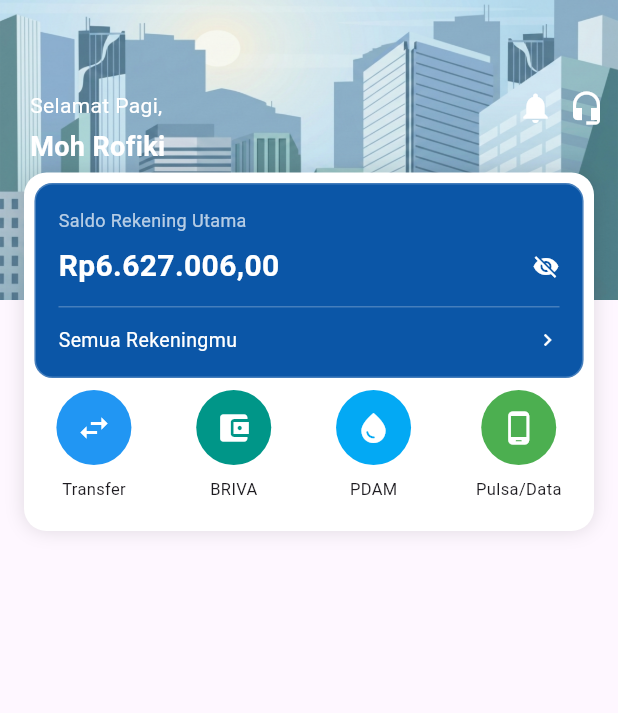
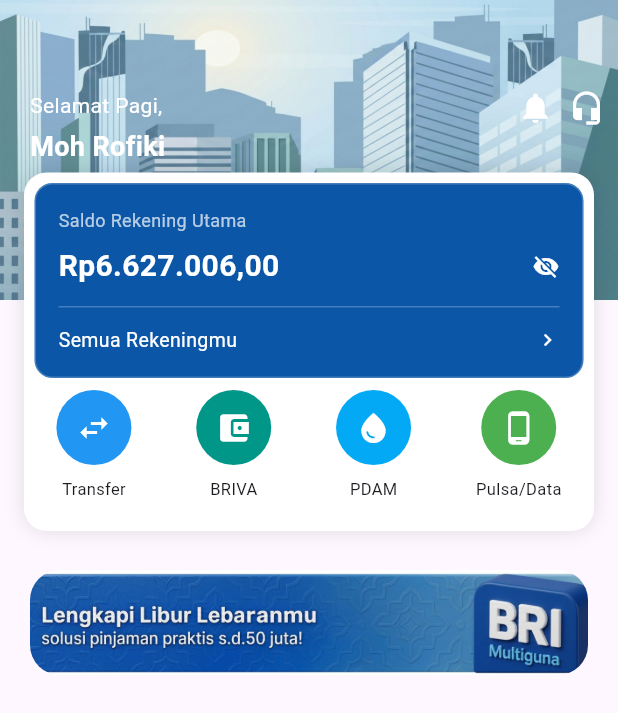
Before and after one commit to fikimlro95-ops/uts-mp-moh-rofiki, a Flutter app: the screen it shows after launch, on a phone screen of 412 x 824 dp. Shown: the top 713 px of the screen. Run offline on Flutter 3.47's test engine with Material 3 defaults, Android fonts, the phone set to English and light mode, and no system bars.

Commit message:
menambakan iklan atas

```diff
--- a/lib/main.dart
+++ b/lib/main.dart
@@ -163,6 +163,20 @@
                 ),
               ),
 
+    //IKLAN ATAS
+     Padding(
+        padding: const EdgeInsets.symmetric(horizontal: 20),
+         child: Container(
+           height: 70,
+             decoration: BoxDecoration(
+                 borderRadius: BorderRadius.circular(20),
+                  image: DecorationImage(
+                    image: AssetImage('assets/iklan1.png'),
+                      fit: BoxFit.cover,
+                    ),
+                  ),
+                ),
+              ),
 
           ],
 
@@ -172,6 +186,8 @@
     );
   }
 }
+
+
 
  Widget menuatas(IconData icon, String label, Color color) {
     return Column(
```
